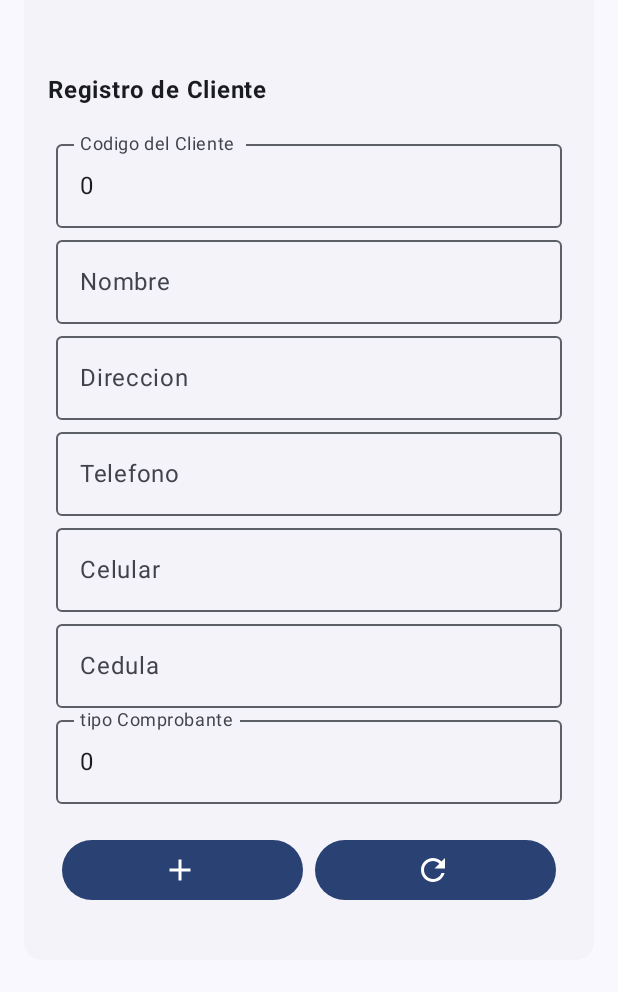
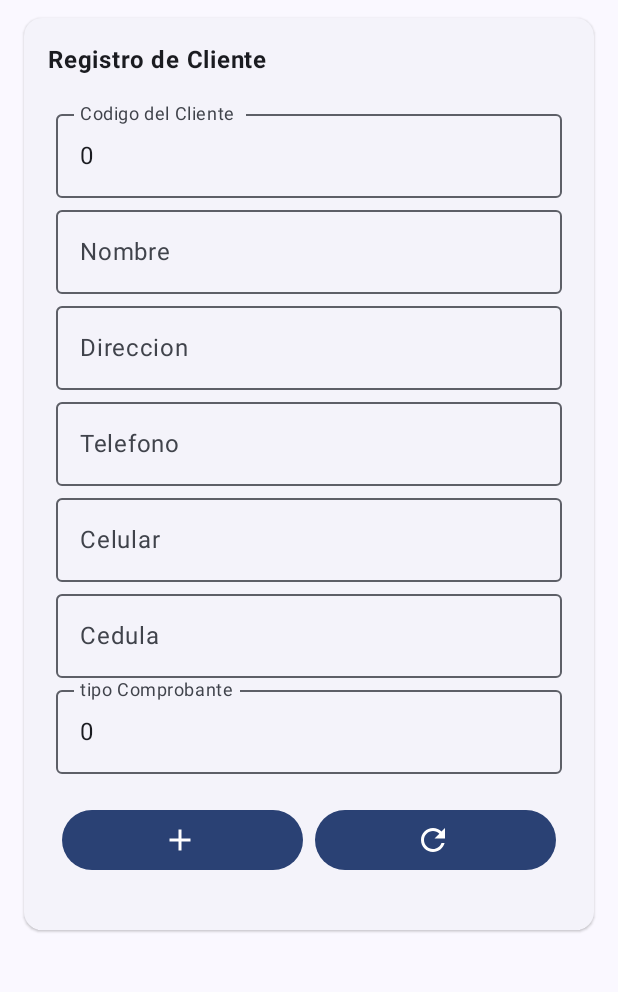
Before and after one commit to josueRusso/ClientesAppV2, an Android app built with Jetpack Compose: the composable Base shown on its own in the app's theme, on a phone screen of 412 x 824 dp, the part 96-1088 px from its top. Run offline under Robolectric (Android 15) with nearby library versions, the phone set to English and light mode, and no system bars; our stand-ins replace Dagger/Hilt's generated code, Room's generated code; 4 statements that could not run were skipped.

Commit message:
Añadiendo spacer

```diff
--- a/app/src/main/java/com/ucne/clientesapp/ui/RegistroCliente/RegistroClienteScreen.kt
+++ b/app/src/main/java/com/ucne/clientesapp/ui/RegistroCliente/RegistroClienteScreen.kt
@@ -103,6 +103,7 @@ private fun Base(viewModel: RegistroClienteViewModel) {
                 }
 
             }
+            Spacer(modifier = Modifier.padding(0.dp,30.dp))
             RegistroCliente(viewModel = viewModel)
         }
 
@@ -133,7 +134,7 @@ private fun RegistroCliente(viewModel: RegistroClienteViewModel) {
                 .padding(16.dp),
             horizontalAlignment = Alignment.CenterHorizontally
         ) {
-            Spacer(modifier = Modifier.padding(0.dp, 40.dp))
+
             Text(
                 text = "Registro de Cliente",
                 fontWeight = FontWeight.Bold,
```
